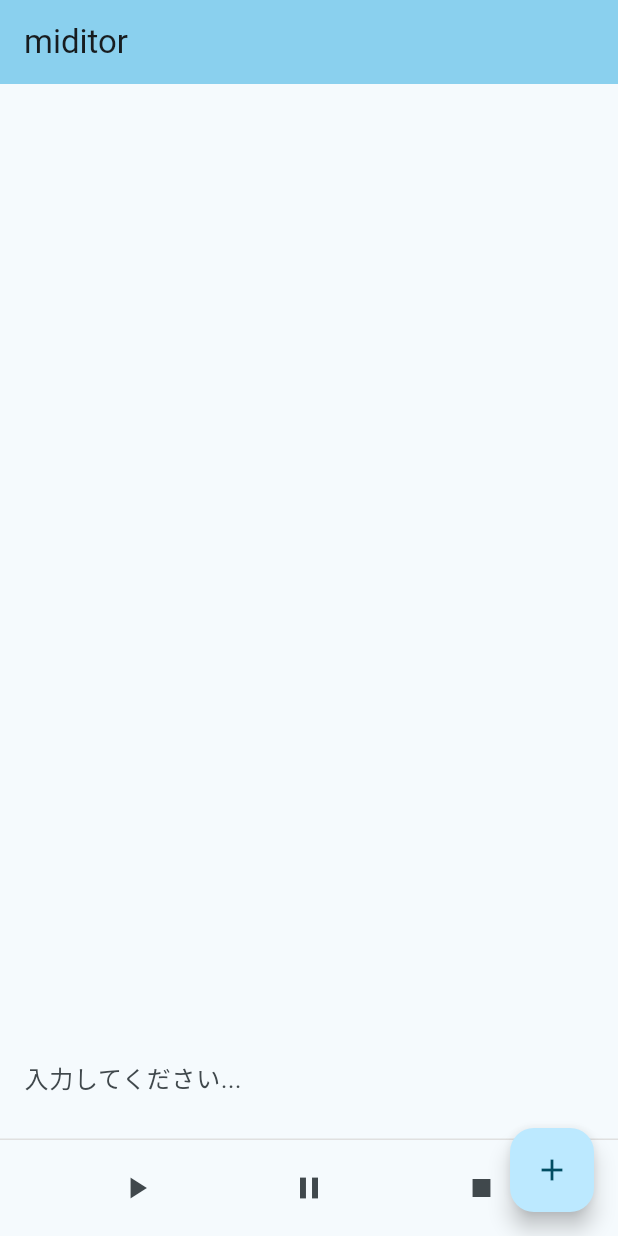
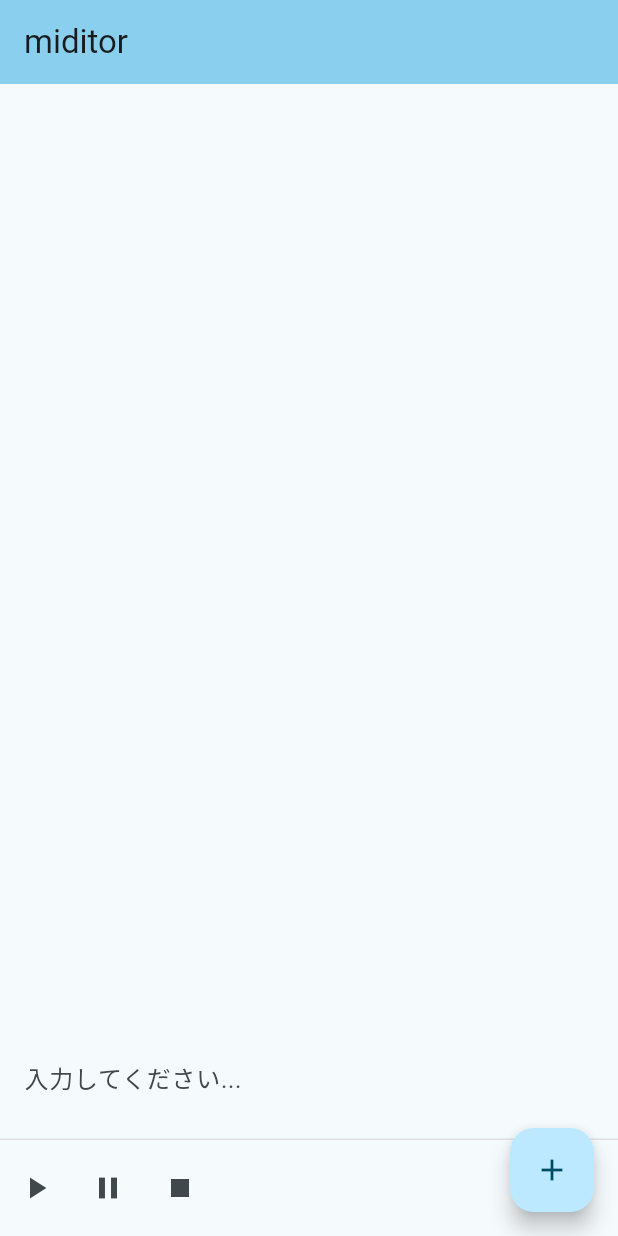
Before and after one commit to CircleTenThanks/miditor, a Flutter app: the screen it shows after launch, on a phone screen of 412 x 824 dp. Run offline on Flutter 3.47's test engine with Material 3 defaults, Android fonts, the light colour scheme and no system bars.

Commit message:
Update: 再生ボタンなどを左寄せに

```diff
--- a/lib/main.dart
+++ b/lib/main.dart
@@ -142,7 +142,7 @@
             child: Padding(
               padding: const EdgeInsets.symmetric(vertical: 8.0),
               child: Row(
-                mainAxisAlignment: MainAxisAlignment.spaceEvenly,
+                mainAxisAlignment: MainAxisAlignment.start,
                 children: [
                   IconButton(
                     icon: const Icon(Icons.play_arrow),
```
